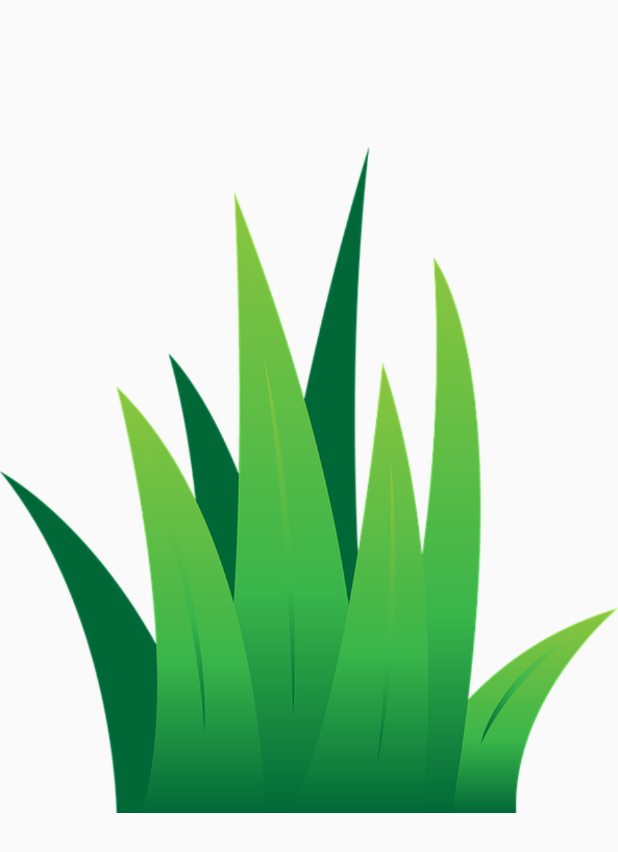
After one commit to mutiaraanisa24/Widget, an Android app: the layout plant_widget.xml on its own in the app's theme, with its tools: preview values and no code run, on a phone screen of 412 x 824 dp. The commit adds this screen. Shown: the top 852 px of the screen. Run offline under Robolectric (Android 15) with nearby library versions, the phone set to English and light mode, and no system bars.

Commit message:
AddNewWidget

```diff
--- a/app/build.gradle
+++ b/app/build.gradle
@@ -25,4 +25,5 @@ dependencies {
     compile 'com.android.support:design:25.2.0'
     compile 'com.android.support:recyclerview-v7:25.2.0'
     compile 'com.android.support.constraint:constraint-layout:1.0.2'
+    compile 'com.android.support:support-v4:25.4.0'
 }
--- /dev/null
+++ b/app/src/main/res/layout/plant_widget.xml
@@ -0,0 +1,28 @@
+<?xml version="1.0" encoding="utf-8"?>
+
+<!--
+    Copyright (C) 2017 The Android Open Source Project
+    Licensed under the Apache License, Version 2.0 (the "License");
+    you may not use this file except in compliance with the License.
+    You may obtain a copy of the License at
+        http://www.apache.org/licenses/LICENSE-2.0
+    Unless required by applicable law or agreed to in writing, software
+    distributed under the License is distributed on an "AS IS" BASIS,
+    WITHOUT WARRANTIES OR CONDITIONS OF ANY KIND, either express or implied.
+    See the License for the specific language governing permissions and
+    limitations under the License.
+-->
+
+<LinearLayout xmlns:android="http://schemas.android.com/apk/res/android"
+    android:layout_width="match_parent"
+    android:layout_height="match_parent"
+    android:orientation="vertical">
+
+    <ImageView
+        android:id="@+id/widget_plant_image"
+        android:layout_width="wrap_content"
+        android:layout_height="wrap_content"
+        android:layout_gravity="center"
+        android:src="@drawable/grass" />
+
+</LinearLayout>
--- a/app/src/main/res/values/strings.xml
+++ b/app/src/main/res/values/strings.xml
@@ -13,4 +13,7 @@
     <string name="unknown_type">Unknown</string>
     <string name="since_planted">Since planted</string>
     <string name="since_watered">Since watered</string>
+
+    <!-- TODO: Remove or change this placeholder text -->
+    <string name="hello_blank_fragment">Hello blank fragment</string>
 </resources>
```
Also changed, not shown: app/src/main/AndroidManifest.xml (+10 -0 lines), app/src/main/java/com/example/android/mygarden/PlantWidgetProvider.java (added, +67 -0 lines), app/src/main/res/layout/plant_widget_info.xml (added, +23 -0 lines), build.gradle (+8 -0 lines).
